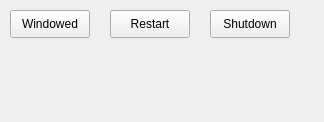
This is src/qt/Pi/PiTab.ui in chuckfairy/Orzabal as Qt 5 draws it before an edit. The edited form follows.
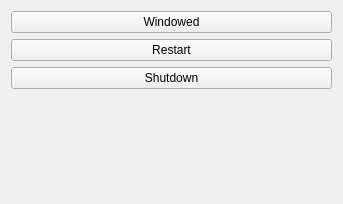
This is the edited form.

Commit message: cleanup and shutdown and restart commands add

```diff
--- a/src/qt/Pi/PiTab.ui
+++ b/src/qt/Pi/PiTab.ui
@@ -6,49 +6,46 @@
    <rect>
     <x>0</x>
     <y>0</y>
-    <width>324</width>
-    <height>122</height>
+    <width>343</width>
+    <height>204</height>
    </rect>
   </property>
-  <widget class="QPushButton" name="shutdown">
-   <property name="geometry">
-    <rect>
-     <x>210</x>
-     <y>10</y>
-     <width>80</width>
-     <height>28</height>
-    </rect>
-   </property>
-   <property name="text">
-    <string>Shutdown</string>
-   </property>
-  </widget>
+  <layout class="QVBoxLayout" name="verticalLayout">
+   <item>
   <widget class="QPushButton" name="windowed">
-   <property name="geometry">
-    <rect>
-     <x>10</x>
-     <y>10</y>
-     <width>80</width>
-     <height>28</height>
-    </rect>
-   </property>
    <property name="text">
     <string>Windowed</string>
    </property>
   </widget>
-  <widget class="QPushButton" name="shutdown_2">
-   <property name="geometry">
-    <rect>
-     <x>110</x>
-     <y>10</y>
-     <width>80</width>
-     <height>28</height>
-    </rect>
-   </property>
+   </item>
+   <item>
+    <widget class="QPushButton" name="restart_btn">
    <property name="text">
     <string>Restart</string>
    </property>
   </widget>
+   </item>
+   <item>
+    <widget class="QPushButton" name="shutdown_btn">
+     <property name="text">
+      <string>Shutdown</string>
+     </property>
+    </widget>
+   </item>
+   <item>
+    <spacer name="verticalSpacer">
+     <property name="orientation">
+      <enum>Qt::Vertical</enum>
+     </property>
+     <property name="sizeHint" stdset="0">
+      <size>
+       <width>20</width>
+       <height>40</height>
+      </size>
+     </property>
+    </spacer>
+   </item>
+  </layout>
  </widget>
  <resources/>
  <connections/>
```
Lines whose indentation alone changed are shown as unchanged. The commit also changes 12 other files.
